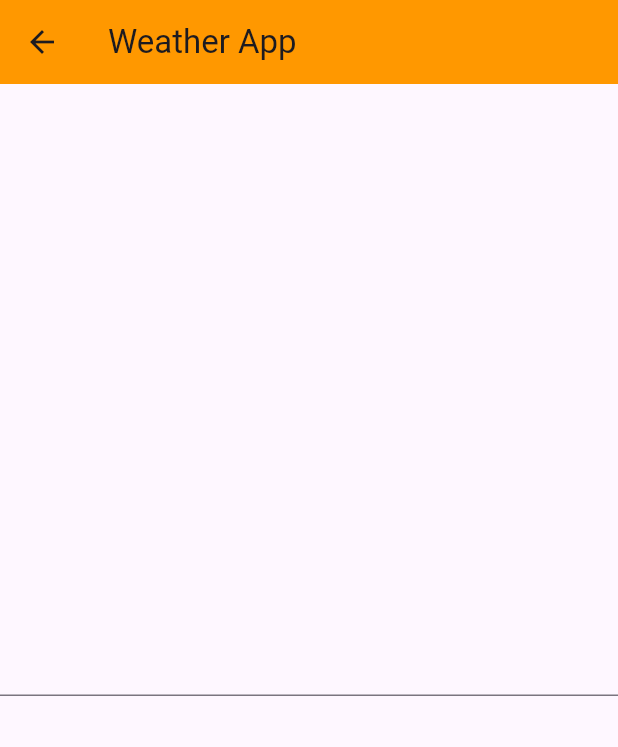
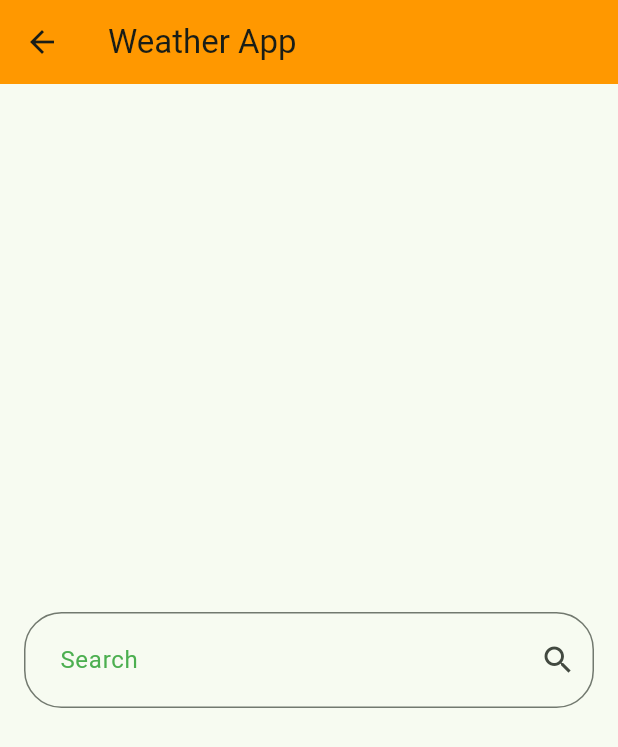
Before and after one commit to Ahmad-A-AlTamim/weather_app, a Flutter app: the screen it shows after launch, after a tap on the "search" icon, on a phone screen of 412 x 824 dp. Shown: the top 747 px of the screen. Run offline on Flutter 3.47's test engine with Material 3 defaults, Android fonts, the phone set to English and light mode, and no system bars.

Commit message:
searchPage

```diff
--- a/lib/main.dart
+++ b/lib/main.dart
@@ -14,7 +14,7 @@
     return MaterialApp(
       title: 'Weather App',
       theme: ThemeData(
-        colorScheme: ColorScheme.fromSeed(seedColor: Colors.deepPurple),
+        colorScheme: ColorScheme.fromSeed(seedColor: Colors.green),
         useMaterial3: true,
       ),
       home: const HomePage(),
--- a/lib/screens/searchPage.dart
+++ b/lib/screens/searchPage.dart
@@ -1,3 +1,5 @@
+import 'dart:developer';
+
 import 'package:flutter/material.dart';
 
 class SearchPage extends StatelessWidget {
@@ -6,12 +8,34 @@ class SearchPage extends StatelessWidget {
   @override
   Widget build(BuildContext context) {
     return Scaffold(
+      resizeToAvoidBottomInset: false,
       appBar: AppBar(
         title: const Text("Weather App"),
         backgroundColor: Colors.orange,
       ),
-      body: const Center(
-        child: TextField(),
+      body: Center(
+        child: Padding(
+          padding: const EdgeInsets.symmetric(horizontal: 16.0),
+          child: TextField(
+            onChanged: (value) {},
+            onSubmitted: (value) {
+              log(value);
+            },
+            decoration: InputDecoration(
+              contentPadding: const EdgeInsets.all(20),
+              labelText: "Search",
+              labelStyle: const TextStyle(color: Colors.green),
+              hintText: "Enter City Name",
+              suffixIcon: const Icon(Icons.search),
+              border: OutlineInputBorder(
+                borderRadius: BorderRadius.circular(25),
+                borderSide: const BorderSide(
+                  width: 2,
+                ),
+              ),
+            ),
+          ),
+        ),
       ),
     );
   }
```
